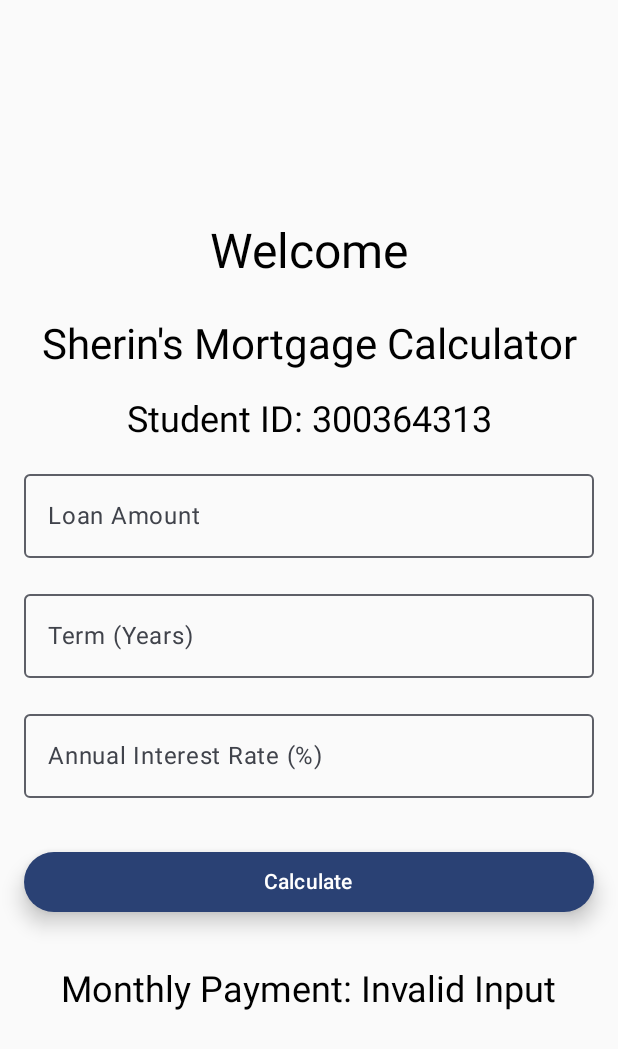
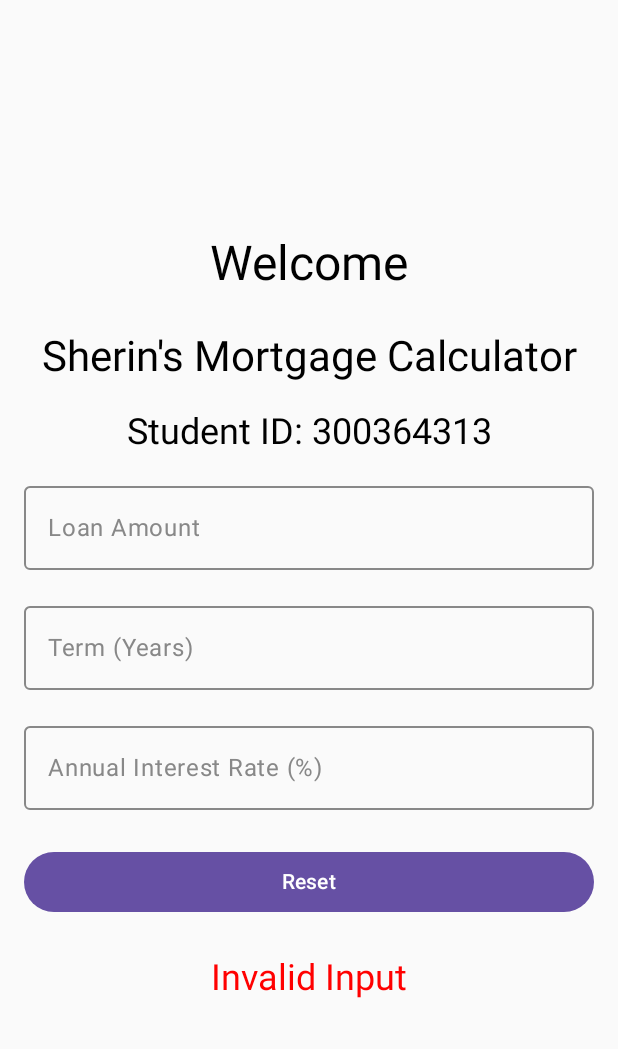
Before and after one commit to sherinberny/MortgageCalculator, an Android app built with Jetpack Compose: the screen it shows after launch (MainActivity), after a tap on "Calculate", on a phone screen of 412 x 824 dp. Shown: the top 1049 px of the screen. Run offline under Robolectric (Android 15) with nearby library versions, the phone set to English and light mode, and no system bars.

```diff
--- a/app/src/main/java/com/example/mortgagecalculator/MainActivity.kt
+++ b/app/src/main/java/com/example/mortgagecalculator/MainActivity.kt
@@ -4,15 +4,18 @@ import android.os.Bundle
 import androidx.activity.ComponentActivity
 import androidx.activity.compose.setContent
 import androidx.compose.foundation.layout.*
-import androidx.compose.material.*
+import androidx.compose.foundation.text.KeyboardOptions
 import androidx.compose.material3.Button
-import androidx.compose.material3.ButtonDefaults
+import androidx.compose.material3.ExperimentalMaterial3Api
 import androidx.compose.material3.MaterialTheme
 import androidx.compose.material3.OutlinedTextField
 import androidx.compose.material3.Text
+import androidx.compose.material3.TextFieldDefaults
 import androidx.compose.runtime.*
 import androidx.compose.ui.Alignment
 import androidx.compose.ui.Modifier
+import androidx.compose.ui.graphics.Color
+import androidx.compose.ui.text.input.KeyboardType
 import androidx.compose.ui.tooling.preview.Preview
 import androidx.compose.ui.unit.dp
 import com.example.mortgagecalculator.ui.theme.MortgageCalculatorTheme
@@ -30,12 +33,13 @@ class MainActivity : ComponentActivity() {
     }
 }
 
+@OptIn(ExperimentalMaterial3Api::class)
 @Composable
 fun MortgageCalculatorScreen() {
     var loanAmount by remember { mutableStateOf("") }
     var termInYears by remember { mutableStateOf("") }
     var annualInterestRate by remember { mutableStateOf("") }
-    var monthlyPayment by remember { mutableStateOf("") }
+    var monthlyPayment by remember { mutableStateOf<String?>(null) }
 
     Column(
         modifier = Modifier
@@ -47,8 +51,8 @@ fun MortgageCalculatorScreen() {
         // Main heading
         Text(
             text = "Welcome",
-            style = MaterialTheme.typography.headlineLarge, // Larger headline style
-            modifier = Modifier.padding(bottom = 24.dp) // Extra space after the heading
+            style = MaterialTheme.typography.headlineLarge,
+            modifier = Modifier.padding(bottom = 24.dp)
         )
 
         // Mortgage Calculator subtitle
@@ -67,34 +71,77 @@ fun MortgageCalculatorScreen() {
         // Loan Amount Input
         OutlinedTextField(
             value = loanAmount,
-            onValueChange = { loanAmount = it },
+            onValueChange = { if (monthlyPayment == null) loanAmount = it },
             label = { Text("Loan Amount") },
+            keyboardOptions = KeyboardOptions.Default.copy(
+                keyboardType = KeyboardType.Number // Force numeric keyboard
+            ),
+            colors = TextFieldDefaults.outlinedTextFieldColors(
+                focusedTextColor = Color.Black,  // Dark text color for light theme
+                unfocusedTextColor = Color.Gray,
+                cursorColor = Color.Black,  // Dark cursor color
+                focusedBorderColor = Color.Black,  // Border color when focused
+                unfocusedBorderColor = Color.Gray,  // Border color when not focused
+                disabledTextColor = Color.Gray,
+                disabledBorderColor = Color.Gray,
+                disabledLabelColor = Color.Gray
+            ),
             modifier = Modifier
                 .fillMaxWidth()
-                .padding(bottom = 16.dp)
+                .padding(bottom = 16.dp),
+            enabled = monthlyPayment == null
         )
 
         // Term in Years Input
         OutlinedTextField(
             value = termInYears,
-            onValueChange = { termInYears = it },
+            onValueChange = { if (monthlyPayment == null) termInYears = it },
             label = { Text("Term (Years)") },
+            keyboardOptions = KeyboardOptions.Default.copy(
+                keyboardType = KeyboardType.Number // Force numeric keyboard
+            ),
+            colors = TextFieldDefaults.outlinedTextFieldColors(
+                focusedTextColor = Color.Black,  // Dark text color for light theme
+                unfocusedTextColor = Color.Gray,
+                cursorColor = Color.Black,  // Dark cursor color
+                focusedBorderColor = Color.Black,  // Border color when focused
+                unfocusedBorderColor = Color.Gray,  // Border color when not focused
+                disabledTextColor = Color.Gray,
+                disabledBorderColor = Color.Gray,
+                disabledLabelColor = Color.Gray
+            ),
             modifier = Modifier
                 .fillMaxWidth()
-                .padding(bottom = 16.dp)
+                .padding(bottom = 16.dp),
+            enabled = monthlyPayment == null
         )
 
         // Annual Interest Rate Input
         OutlinedTextField(
             value = annualInterestRate,
-            onValueChange = { annualInterestRate = it },
+            onValueChange = { if (monthlyPayment == null) annualInterestRate = it },
             label = { Text("Annual Interest Rate (%)") },
+            keyboardOptions = KeyboardOptions.Default.copy(
+                keyboardType = KeyboardType.Number // Force numeric keyboard
+            ),
+            colors = TextFieldDefaults.outlinedTextFieldColors(
+                focusedTextColor = Color.Black,  // Dark text color for light theme
+                unfocusedTextColor = Color.Gray,
+                cursorColor = Color.Black,  // Dark cursor color
+                focusedBorderColor = Color.Black,  // Border color when focused
+                unfocusedBorderColor = Color.Gray,  // Border color when not focused
+                disabledTextColor = Color.Gray,
+                disabledBorderColor = Color.Gray,
+                disabledLabelColor = Color.Gray
+            ),
             modifier = Modifier
                 .fillMaxWidth()
-                .padding(bottom = 16.dp)
+                .padding(bottom = 16.dp),
+            enabled = monthlyPayment == null
         )
 
         // Calculate Button
+        if (monthlyPayment == null) {
             Button(
                 onClick = {
                     monthlyPayment = calculateMortgage(
@@ -105,18 +152,38 @@ fun MortgageCalculatorScreen() {
                 },
                 modifier = Modifier
                     .fillMaxWidth()
-                .padding(vertical = 16.dp),
-            elevation = ButtonDefaults.buttonElevation(defaultElevation = 8.dp) // Add elevation for a raised effect
+                    .padding(vertical = 16.dp)
             ) {
                 Text(text = "Calculate")
+            }
+        }
+
+        // Reset Button
+        if (monthlyPayment != null) {
+            Button(
+                onClick = {
+                    loanAmount = ""
+                    termInYears = ""
+                    annualInterestRate = ""
+                    monthlyPayment = null
+                },
+                modifier = Modifier
+                    .fillMaxWidth()
+                    .padding(vertical = 8.dp)
+            ) {
+                Text(text = "Reset")
             }
 
             // Display Monthly Payment
             Text(
-            text = "Monthly Payment: $monthlyPayment",
+                text = "$monthlyPayment",
                 style = MaterialTheme.typography.headlineSmall,
-            modifier = Modifier.padding(top = 16.dp) // Add space before this text
+                modifier = Modifier.padding(top = 16.dp),
+                color = if (monthlyPayment == "Invalid Input") Color.Red else Color(0xFF556F44),  // Red for error, Green for valid result
+
+
             )
+        }
     }
 }
 
@@ -131,7 +198,7 @@ fun calculateMortgage(loanAmount: Double?, termInYears: Int?, annualInterestRate
     val monthlyPayment = (loanAmount * monthlyInterestRate) / (1 - Math.pow((1 + monthlyInterestRate), (-numberOfPayments.toDouble())))
 
     // Format the output to 2 decimal places
-    val df = DecimalFormat("$#.##")
+    val df = DecimalFormat("Monthly Payment: $#.##")
     return df.format(monthlyPayment)
 }
 
--- a/app/src/main/java/com/example/mortgagecalculator/ui/theme/Theme.kt
+++ b/app/src/main/java/com/example/mortgagecalculator/ui/theme/Theme.kt
@@ -1,30 +1,31 @@
 package com.example.mortgagecalculator.ui.theme
 
 import android.app.Activity
-import android.os.Build
 import androidx.compose.foundation.isSystemInDarkTheme
 import androidx.compose.material3.MaterialTheme
 import androidx.compose.material3.darkColorScheme
-import androidx.compose.material3.dynamicDarkColorScheme
-import androidx.compose.material3.dynamicLightColorScheme
 import androidx.compose.material3.lightColorScheme
 import androidx.compose.runtime.Composable
 import androidx.compose.runtime.SideEffect
+import androidx.compose.ui.graphics.Color
 import androidx.compose.ui.graphics.toArgb
-import androidx.compose.ui.platform.LocalContext
 import androidx.compose.ui.platform.LocalView
 import androidx.core.view.WindowCompat
 
 private val DarkColorScheme = darkColorScheme(
     primary = Purple80,
     secondary = PurpleGrey80,
-    tertiary = Pink80
+    tertiary = Pink80,
+    background = Color(0xFFFFFBFE),
+    surface = Color(0xFF1C1B1F)  // Ensure good contrast for text in dark theme
 )
 
 private val LightColorScheme = lightColorScheme(
     primary = Purple40,
     secondary = PurpleGrey40,
-    tertiary = Pink40
+    tertiary = Pink40,
+    background = Color(0xFFFFFBFE),
+    onSurface = Color(0xFF1C1B1F),  // Dark text color for light theme
 
     /* Other default colors to override
     background = Color(0xFFFFFBFE),
@@ -33,32 +34,22 @@ private val LightColorScheme = lightColorScheme(
     onSecondary = Color.White,
     onTertiary = Color.White,
     onBackground = Color(0xFF1C1B1F),
-    onSurface = Color(0xFF1C1B1F),
     */
 )
 
 @Composable
 fun MortgageCalculatorTheme(
     darkTheme: Boolean = isSystemInDarkTheme(),
-    // Dynamic color is available on Android 12+
-    dynamicColor: Boolean = true,
     content: @Composable () -> Unit
 ) {
-    val colorScheme = when {
-        dynamicColor && Build.VERSION.SDK_INT >= Build.VERSION_CODES.S -> {
-            val context = LocalContext.current
-            if (darkTheme) dynamicDarkColorScheme(context) else dynamicLightColorScheme(context)
-        }
+    val colorScheme = if (darkTheme) DarkColorScheme else LightColorScheme
 
-        darkTheme -> DarkColorScheme
-        else -> LightColorScheme
-    }
     val view = LocalView.current
     if (!view.isInEditMode) {
         SideEffect {
             val window = (view.context as Activity).window
             window.statusBarColor = colorScheme.primary.toArgb()
-            WindowCompat.getInsetsController(window, view).isAppearanceLightStatusBars = darkTheme
+            WindowCompat.getInsetsController(window, view).isAppearanceLightStatusBars = !darkTheme
         }
     }
 
```
Also changed, not shown: 1 other file. Lines whose indentation alone changed are shown as unchanged.
